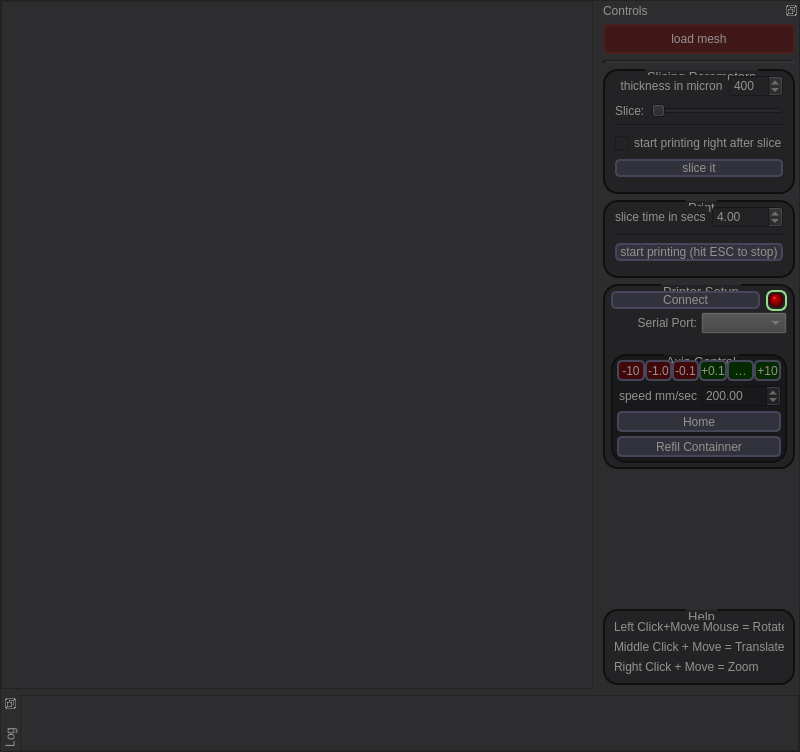
Old version of the form host/draft.ui in the repository hradec/chemshapes.
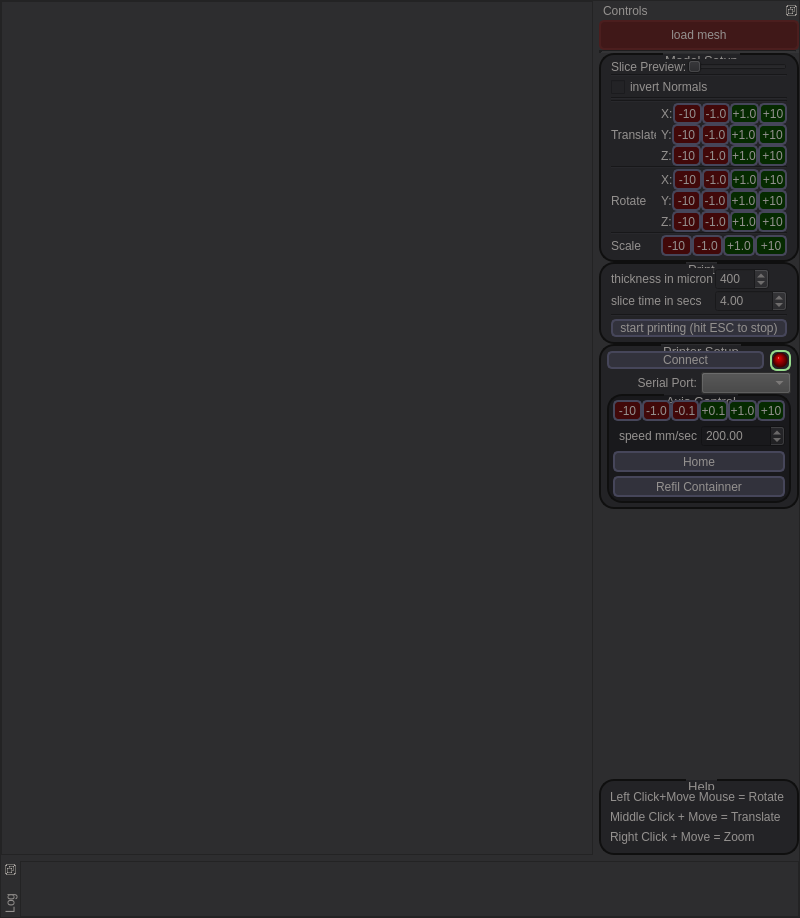
New version of the form.

Commit message: Added checkbox to invert normal, in case the loaded model comes with the inverted. Added translate/rotate/scale buttons to UI (no function yet) Added some GLSL/GPU detection and proper error message - so now if no gpu/glsl support found, the software still runs, but will spit out a error message in the bottom log window.

```diff
--- a/host/draft.ui
+++ b/host/draft.ui
@@ -8,7 +8,7 @@
     <x>0</x>
     <y>0</y>
     <width>800</width>
-    <height>752</height>
+    <height>918</height>
    </rect>
   </property>
   <property name="sizePolicy">
@@ -93,7 +93,7 @@
          <property name="minimumSize">
           <size>
            <width>200</width>
-           <height>682</height>
+           <height>848</height>
           </size>
          </property>
          <property name="maximumSize">
@@ -222,10 +222,10 @@
          <widget class="QWidget" name="dockWidgetContents">
           <layout class="QVBoxLayout" name="verticalLayout">
            <property name="spacing">
-            <number>6</number>
+            <number>0</number>
            </property>
            <property name="margin">
-            <number>4</number>
+            <number>0</number>
            </property>
            <item>
             <widget class="QPushButton" name="loadGeo">
@@ -277,11 +277,11 @@
               <string notr="true"/>
              </property>
              <property name="title">
-              <string>Slicing Parameters</string>
+              <string>Model Setup</string>
              </property>
              <layout class="QVBoxLayout" name="verticalLayout_3">
               <property name="spacing">
-               <number>6</number>
+               <number>0</number>
               </property>
               <property name="leftMargin">
                <number>10</number>
@@ -293,7 +293,7 @@
                <number>10</number>
               </property>
               <property name="bottomMargin">
-               <number>15</number>
+               <number>4</number>
               </property>
               <item>
                <layout class="QGridLayout" name="gridLayout_3">
@@ -303,6 +303,607 @@
                 <property name="spacing">
                  <number>1</number>
                 </property>
+               </layout>
+              </item>
+              <item>
+               <layout class="QHBoxLayout" name="horizontalLayout_5">
+                <item>
+                 <widget class="QLabel" name="label_8">
+                  <property name="toolTip">
+                   <string>Change the visible slice in the viewport</string>
+                  </property>
+                  <property name="text">
+                   <string>Slice Preview:</string>
+                  </property>
+                 </widget>
+                </item>
+                <item>
+                 <widget class="QSlider" name="layer">
+                  <property name="toolTip">
+                   <string>Change the visible slice in the viewport</string>
+                  </property>
+                  <property name="orientation">
+                   <enum>Qt::Horizontal</enum>
+                  </property>
+                 </widget>
+                </item>
+               </layout>
+              </item>
+              <item>
+               <widget class="Line" name="line_5">
+                <property name="orientation">
+                 <enum>Qt::Horizontal</enum>
+                </property>
+               </widget>
+              </item>
+              <item>
+               <widget class="QCheckBox" name="invertNormals">
+                <property name="enabled">
+                 <bool>true</bool>
+                </property>
+                <property name="text">
+                 <string>invert Normals</string>
+                </property>
+                <property name="checked">
+                 <bool>false</bool>
+                </property>
+               </widget>
+              </item>
+              <item>
+               <widget class="Line" name="line">
+                <property name="orientation">
+                 <enum>Qt::Horizontal</enum>
+                </property>
+               </widget>
+              </item>
+              <item>
+               <widget class="Line" name="line_7">
+                <property name="orientation">
+                 <enum>Qt::Horizontal</enum>
+                </property>
+               </widget>
+              </item>
+              <item>
+               <layout class="QHBoxLayout" name="translate">
+                <property name="spacing">
+                 <number>5</number>
+                </property>
+                <item>
+                 <widget class="QLabel" name="label_13">
+                  <property name="minimumSize">
+                   <size>
+                    <width>45</width>
+                    <height>0</height>
+                   </size>
+                  </property>
+                  <property name="layoutDirection">
+                   <enum>Qt::RightToLeft</enum>
+                  </property>
+                  <property name="text">
+                   <string>Translate</string>
+                  </property>
+                 </widget>
+                </item>
+                <item>
+                 <layout class="QVBoxLayout" name="verticalLayout_10">
+                  <property name="spacing">
+                   <number>0</number>
+                  </property>
+                  <item>
+                   <layout class="QGridLayout" name="gridLayout_4">
+                    <property name="spacing">
+                     <number>0</number>
+                    </property>
+                    <item row="1" column="2">
+                     <widget class="QToolButton" name="m10_2">
+                      <property name="styleSheet">
+                       <string notr="true"> QToolButton{
+background-color: rgb(65, 8, 9);
+}</string>
+                      </property>
+                      <property name="text">
+                       <string>-10</string>
+                      </property>
+                     </widget>
+                    </item>
+                    <item row="1" column="3">
+                     <widget class="QToolButton" name="m1_2">
+                      <property name="styleSheet">
+                       <string notr="true">background-color: rgb(65, 8, 9);</string>
+                      </property>
+                      <property name="text">
+                       <string>-1.0</string>
+                      </property>
+                     </widget>
+                    </item>
+                    <item row="1" column="4">
+                     <widget class="QToolButton" name="p1_2">
+                      <property name="styleSheet">
+                       <string notr="true">background-color: rgb(5, 42, 0);</string>
+                      </property>
+                      <property name="text">
+                       <string>+1.0</string>
+                      </property>
+                     </widget>
+                    </item>
+                    <item row="1" column="5">
+                     <widget class="QToolButton" name="p10_2">
+                      <property name="styleSheet">
+                       <string notr="true">background-color: rgb(5, 42, 0);</string>
+                      </property>
+                      <property name="text">
+                       <string>+10</string>
+                      </property>
+                     </widget>
+                    </item>
+                    <item row="1" column="0">
+                     <widget class="QLabel" name="label_9">
+                      <property name="text">
+                       <string>X:</string>
+                      </property>
+                     </widget>
+                    </item>
+                   </layout>
+                  </item>
+                  <item>
+                   <layout class="QGridLayout" name="gridLayout_5">
+                    <property name="spacing">
+                     <number>0</number>
+                    </property>
+                    <item row="0" column="2">
+                     <widget class="QToolButton" name="m10_3">
+                      <property name="styleSheet">
+                       <string notr="true"> QToolButton{
+background-color: rgb(65, 8, 9);
+}</string>
+                      </property>
+                      <property name="text">
+                       <string>-10</string>
+                      </property>
+                     </widget>
+                    </item>
+                    <item row="0" column="3">
+                     <widget class="QToolButton" name="m1_3">
+                      <property name="styleSheet">
+                       <string notr="true">background-color: rgb(65, 8, 9);</string>
+                      </property>
+                      <property name="text">
+                       <string>-1.0</string>
+                      </property>
+                     </widget>
+                    </item>
+                    <item row="0" column="4">
+                     <widget class="QToolButton" name="p1_3">
+                      <property name="styleSheet">
+                       <string notr="true">background-color: rgb(5, 42, 0);</string>
+                      </property>
+                      <property name="text">
+                       <string>+1.0</string>
+                      </property>
+                     </widget>
+                    </item>
+                    <item row="0" column="5">
+                     <widget class="QToolButton" name="p10_3">
+                      <property name="styleSheet">
+                       <string notr="true">background-color: rgb(5, 42, 0);</string>
+                      </property>
+                      <property name="text">
+                       <string>+10</string>
+                      </property>
+                     </widget>
+                    </item>
+                    <item row="0" column="1">
+                     <widget class="QLabel" name="label_10">
+                      <property name="text">
+                       <string>Y:</string>
+                      </property>
+                     </widget>
+                    </item>
+                   </layout>
+                  </item>
+                  <item>
+                   <layout class="QGridLayout" name="gridLayout_6">
+                    <property name="spacing">
+                     <number>0</number>
+                    </property>
+                    <item row="0" column="1">
+                     <widget class="QToolButton" name="m10_4">
+                      <property name="styleSheet">
+                       <string notr="true"> QToolButton{
+background-color: rgb(65, 8, 9);
+}</string>
+                      </property>
+                      <property name="text">
+                       <string>-10</string>
+                      </property>
+                     </widget>
+                    </item>
+                    <item row="0" column="2">
+                     <widget class="QToolButton" name="m1_4">
+                      <property name="styleSheet">
+                       <string notr="true">background-color: rgb(65, 8, 9);</string>
+                      </property>
+                      <property name="text">
+                       <string>-1.0</string>
+                      </property>
+                     </widget>
+                    </item>
+                    <item row="0" column="3">
+                     <widget class="QToolButton" name="p1_4">
+                      <property name="styleSheet">
+                       <string notr="true">background-color: rgb(5, 42, 0);</string>
+                      </property>
+                      <property name="text">
+                       <string>+1.0</string>
+                      </property>
+                     </widget>
+                    </item>
+                    <item row="0" column="4">
+                     <widget class="QToolButton" name="p10_4">
+                      <property name="styleSheet">
+                       <string notr="true">background-color: rgb(5, 42, 0);</string>
+                      </property>
+                      <property name="text">
+                       <string>+10</string>
+                      </property>
+                     </widget>
+                    </item>
+                    <item row="0" column="0">
+                     <widget class="QLabel" name="label_11">
+                      <property name="text">
+                       <string>Z:</string>
+                      </property>
+                     </widget>
+                    </item>
+                   </layout>
+                  </item>
+                 </layout>
+                </item>
+               </layout>
+              </item>
+              <item>
+               <widget class="Line" name="line_4">
+                <property name="orientation">
+                 <enum>Qt::Horizontal</enum>
+                </property>
+               </widget>
+              </item>
+              <item>
+               <layout class="QHBoxLayout" name="translate_2">
+                <property name="spacing">
+                 <number>5</number>
+                </property>
+                <item>
+                 <widget class="QLabel" name="label_14">
+                  <property name="minimumSize">
+                   <size>
+                    <width>45</width>
+                    <height>0</height>
+                   </size>
+                  </property>
+                  <property name="layoutDirection">
+                   <enum>Qt::RightToLeft</enum>
+                  </property>
+                  <property name="text">
+                   <string>Rotate</string>
+                  </property>
+                 </widget>
+                </item>
+                <item>
+                 <layout class="QVBoxLayout" name="verticalLayout_11">
+                  <property name="spacing">
+                   <number>0</number>
+                  </property>
+                  <item>
+                   <layout class="QGridLayout" name="gridLayout_7">
+                    <property name="spacing">
+                     <number>0</number>
+                    </property>
+                    <item row="1" column="2">
+                     <widget class="QToolButton" name="m10_5">
+                      <property name="styleSheet">
+                       <string notr="true"> QToolButton{
+background-color: rgb(65, 8, 9);
+}</string>
+                      </property>
+                      <property name="text">
+                       <string>-10</string>
+                      </property>
+                     </widget>
+                    </item>
+                    <item row="1" column="3">
+                     <widget class="QToolButton" name="m1_5">
+                      <property name="styleSheet">
+                       <string notr="true">background-color: rgb(65, 8, 9);</string>
+                      </property>
+                      <property name="text">
+                       <string>-1.0</string>
+                      </property>
+                     </widget>
+                    </item>
+                    <item row="1" column="4">
+                     <widget class="QToolButton" name="p1_5">
+                      <property name="styleSheet">
+                       <string notr="true">background-color: rgb(5, 42, 0);</string>
+                      </property>
+                      <property name="text">
+                       <string>+1.0</string>
+                      </property>
+                     </widget>
+                    </item>
+                    <item row="1" column="5">
+                     <widget class="QToolButton" name="p10_5">
+                      <property name="styleSheet">
+                       <string notr="true">background-color: rgb(5, 42, 0);</string>
+                      </property>
+                      <property name="text">
+                       <string>+10</string>
+                      </property>
+                     </widget>
+                    </item>
+                    <item row="1" column="0">
+                     <widget class="QLabel" name="label_12">
+                      <property name="text">
+                       <string>X:</string>
+                      </property>
+                     </widget>
+                    </item>
+                   </layout>
+                  </item>
+                  <item>
+                   <layout class="QGridLayout" name="gridLayout_8">
+                    <property name="spacing">
+                     <number>0</number>
+                    </property>
+                    <item row="0" column="2">
+                     <widget class="QToolButton" name="m10_6">
+                      <property name="styleSheet">
+                       <string notr="true"> QToolButton{
+background-color: rgb(65, 8, 9);
+}</string>
+                      </property>
+                      <property name="text">
+                       <string>-10</string>
+                      </property>
+                     </widget>
+                    </item>
+                    <item row="0" column="3">
+                     <widget class="QToolButton" name="m1_6">
+                      <property name="styleSheet">
+                       <string notr="true">background-color: rgb(65, 8, 9);</string>
+                      </property>
+                      <property name="text">
+                       <string>-1.0</string>
+                      </property>
+                     </widget>
+                    </item>
+                    <item row="0" column="4">
+                     <widget class="QToolButton" name="p1_6">
+                      <property name="styleSheet">
+                       <string notr="true">background-color: rgb(5, 42, 0);</string>
+                      </property>
+                      <property name="text">
+                       <string>+1.0</string>
+                      </property>
+                     </widget>
+                    </item>
+                    <item row="0" column="5">
+                     <widget class="QToolButton" name="p10_6">
+                      <property name="styleSheet">
+                       <string notr="true">background-color: rgb(5, 42, 0);</string>
+                      </property>
+                      <property name="text">
+                       <string>+10</string>
+                      </property>
+                     </widget>
+                    </item>
+                    <item row="0" column="1">
+                     <widget class="QLabel" name="label_15">
+                      <property name="text">
+                       <string>Y:</string>
+                      </property>
+                     </widget>
+                    </item>
+                   </layout>
+                  </item>
+                  <item>
+                   <layout class="QGridLayout" name="gridLayout_9">
+                    <property name="spacing">
+                     <number>0</number>
+                    </property>
+                    <item row="0" column="1">
+                     <widget class="QToolButton" name="m10_7">
+                      <property name="styleSheet">
+                       <string notr="true"> QToolButton{
+background-color: rgb(65, 8, 9);
+}</string>
+                      </property>
+                      <property name="text">
+                       <string>-10</string>
+                      </property>
+                     </widget>
+                    </item>
+                    <item row="0" column="2">
+                     <widget class="QToolButton" name="m1_7">
+                      <property name="styleSheet">
+                       <string notr="true">background-color: rgb(65, 8, 9);</string>
+                      </property>
+                      <property name="text">
+                       <string>-1.0</string>
+                      </property>
+                     </widget>
+                    </item>
+                    <item row="0" column="3">
+                     <widget class="QToolButton" name="p1_7">
+                      <property name="styleSheet">
+                       <string notr="true">background-color: rgb(5, 42, 0);</string>
+                      </property>
+                      <property name="text">
+                       <string>+1.0</string>
+                      </property>
+                     </widget>
+                    </item>
+                    <item row="0" column="4">
+                     <widget class="QToolButton" name="p10_7">
+                      <property name="styleSheet">
+                       <string notr="true">background-color: rgb(5, 42, 0);</string>
+                      </property>
+                      <property name="text">
+                       <string>+10</string>
+                      </property>
+                     </widget>
+                    </item>
+                    <item row="0" column="0">
+                     <widget class="QLabel" name="label_16">
+                      <property name="text">
+                       <string>Z:</string>
+                      </property>
+                     </widget>
+                    </item>
+                   </layout>
+                  </item>
+                 </layout>
+                </item>
+               </layout>
+              </item>
+              <item>
+               <widget class="Line" name="line_6">
+                <property name="orientation">
+                 <enum>Qt::Horizontal</enum>
+                </property>
+               </widget>
+              </item>
+              <item>
+               <layout class="QHBoxLayout" name="translate_3">
+                <property name="spacing">
+                 <number>5</number>
+                </property>
+                <item>
+                 <widget class="QLabel" name="label_17">
+                  <property name="minimumSize">
+                   <size>
+                    <width>45</width>
+                    <height>0</height>
+                   </size>
+                  </property>
+                  <property name="layoutDirection">
+                   <enum>Qt::RightToLeft</enum>
+                  </property>
+                  <property name="text">
+                   <string>Scale</string>
+                  </property>
+                 </widget>
+                </item>
+                <item>
+                 <layout class="QVBoxLayout" name="verticalLayout_12">
+                  <property name="spacing">
+                   <number>0</number>
+                  </property>
+                  <item>
+                   <layout class="QGridLayout" name="gridLayout_10">
+                    <property name="spacing">
+                     <number>0</number>
+                    </property>
+                    <item row="1" column="1">
+                     <widget class="QToolButton" name="m10_8">
+                      <property name="styleSheet">
+                       <string notr="true"> QToolButton{
+background-color: rgb(65, 8, 9);
+}</string>
+                      </property>
+                      <property name="text">
+                       <string>-10</string>
+                      </property>
+                     </widget>
+                    </item>
+                    <item row="1" column="2">
+                     <widget class="QToolButton" name="m1_8">
+                      <property name="styleSheet">
+                       <string notr="true">background-color: rgb(65, 8, 9);</string>
+                      </property>
+                      <property name="text">
+                       <string>-1.0</string>
+                      </property>
+                     </widget>
+                    </item>
+                    <item row="1" column="3">
+                     <widget class="QToolButton" name="p1_8">
+                      <property name="styleSheet">
+                       <string notr="true">background-color: rgb(5, 42, 0);</string>
+                      </property>
+                      <property name="text">
+                       <string>+1.0</string>
+                      </property>
+                     </widget>
+                    </item>
+                    <item row="1" column="4">
+                     <widget class="QToolButton" name="p10_8">
+                      <property name="styleSheet">
+                       <string notr="true">background-color: rgb(5, 42, 0);</string>
+                      </property>
+                      <property name="text">
+                       <string>+10</string>
+                      </property>
+                     </widget>
+                    </item>
+                   </layout>
+                  </item>
+                 </layout>
+                </item>
+               </layout>
+              </item>
+             </layout>
+            </widget>
+           </item>
+           <item>
+            <widget class="QGroupBox" name="groupBox">
+             <property name="styleSheet">
+              <string notr="true"/>
+             </property>
+             <property name="title">
+              <string>Print</string>
+             </property>
+             <layout class="QVBoxLayout" name="verticalLayout_2">
+              <property name="spacing">
+               <number>2</number>
+              </property>
+              <property name="leftMargin">
+               <number>10</number>
+              </property>
+              <property name="topMargin">
+               <number>4</number>
+              </property>
+              <property name="rightMargin">
+               <number>10</number>
+              </property>
+              <property name="bottomMargin">
+               <number>5</number>
+              </property>
+              <item>
+               <layout class="QFormLayout" name="formLayout_2">
+                <property name="fieldGrowthPolicy">
+                 <enum>QFormLayout::AllNonFixedFieldsGrow</enum>
+                </property>
+                <property name="verticalSpacing">
+                 <number>0</number>
+                </property>
+                <item row="1" column="0">
+                 <widget class="QLabel" name="label_2">
+                  <property name="text">
+                   <string>slice time in secs</string>
+                  </property>
+                 </widget>
+                </item>
+                <item row="1" column="1">
+                 <widget class="QDoubleSpinBox" name="expTime">
+                  <property name="singleStep">
+                   <double>0.010000000000000</double>
+                  </property>
+                  <property name="value">
+                   <double>4.000000000000000</double>
+                  </property>
+                 </widget>
+                </item>
                 <item row="0" column="0">
                  <widget class="QLabel" name="label">
                   <property name="layoutDirection">
@@ -357,108 +958,6 @@
                </layout>
               </item>
               <item>
-               <layout class="QHBoxLayout" name="horizontalLayout_5">
-                <item>
-                 <widget class="QLabel" name="label_8">
-                  <property name="toolTip">
-                   <string>Change the visible slice in the viewport</string>
-                  </property>
-                  <property name="text">
-                   <string>Slice:</string>
-                  </property>
-                 </widget>
-                </item>
-                <item>
-                 <widget class="QSlider" name="layer">
-                  <property name="toolTip">
-                   <string>Change the visible slice in the viewport</string>
-                  </property>
-                  <property name="orientation">
-                   <enum>Qt::Horizontal</enum>
-                  </property>
-                 </widget>
-                </item>
-               </layout>
-              </item>
-              <item>
-               <widget class="Line" name="line_5">
-                <property name="orientation">
-                 <enum>Qt::Horizontal</enum>
-                </property>
-               </widget>
-              </item>
-              <item>
-               <widget class="QCheckBox" name="startPrintAfterSlice">
-                <property name="enabled">
-                 <bool>true</bool>
-                </property>
-                <property name="text">
-                 <string>start printing right after slice</string>
-                </property>
-                <property name="checked">
-                 <bool>false</bool>
-                </property>
-               </widget>
-              </item>
-              <item>
-               <widget class="QPushButton" name="sliceButton">
-                <property name="styleSheet">
-                 <string notr="true"/>
-                </property>
-                <property name="text">
-                 <string>slice it</string>
-                </property>
-               </widget>
-              </item>
-             </layout>
-            </widget>
-           </item>
-           <item>
-            <widget class="QGroupBox" name="groupBox">
-             <property name="styleSheet">
-              <string notr="true"/>
-             </property>
-             <property name="title">
-              <string>Print</string>
-             </property>
-             <layout class="QVBoxLayout" name="verticalLayout_2">
-              <property name="spacing">
-               <number>6</number>
-              </property>
-              <property name="leftMargin">
-               <number>10</number>
-              </property>
-              <property name="topMargin">
-               <number>4</number>
-              </property>
-              <property name="rightMargin">
-               <number>10</number>
-              </property>
-              <property name="bottomMargin">
-               <number>15</number>
-              </property>
-              <item>
-               <layout class="QFormLayout" name="formLayout_2">
-                <item row="0" column="0">
-                 <widget class="QLabel" name="label_2">
-                  <property name="text">
-                   <string>slice time in secs</string>
-                  </property>
-                 </widget>
-                </item>
-                <item row="0" column="1">
-                 <widget class="QDoubleSpinBox" name="expTime">
-                  <property name="singleStep">
-                   <double>0.010000000000000</double>
-                  </property>
-                  <property name="value">
-                   <double>4.000000000000000</double>
-                  </property>
-                 </widget>
-                </item>
-               </layout>
-              </item>
-              <item>
                <widget class="Line" name="line_3">
                 <property name="orientation">
                  <enum>Qt::Horizontal</enum>
@@ -485,7 +984,7 @@
              </property>
              <layout class="QVBoxLayout" name="verticalLayout_5">
               <property name="spacing">
-               <number>20</number>
+               <number>0</number>
               </property>
               <property name="leftMargin">
                <number>6</number>
@@ -754,8 +1253,8 @@
              </property>
              <property name="sizeHint" stdset="0">
               <size>
-               <width>20</width>
-               <height>40</height>
+               <width>0</width>
+               <height>0</height>
               </size>
              </property>
             </spacer>
```
The commit also changes 4 other files.
